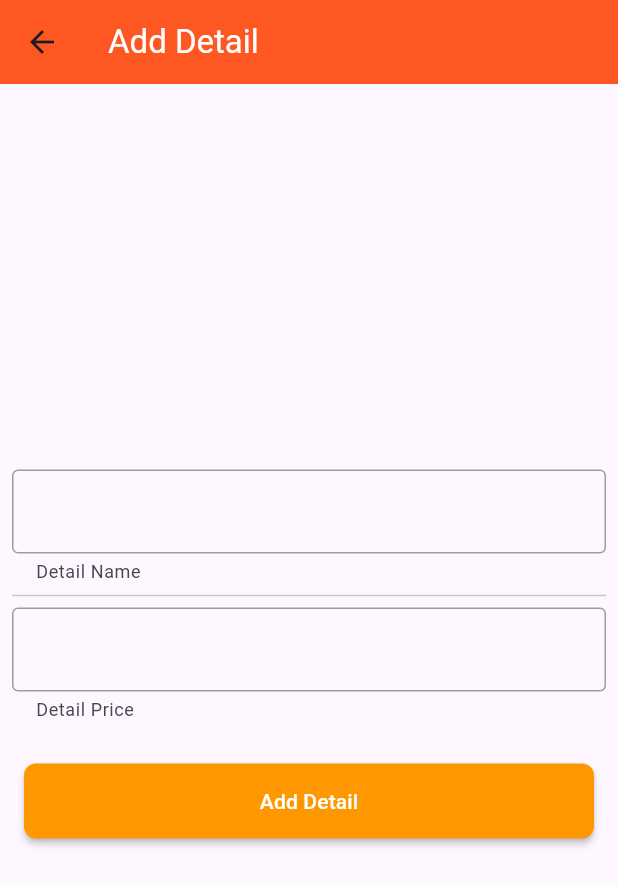
After one commit to H07739/dlivery_food, a Flutter app: the MealPlanAdminView screen opened directly, after a tap on "Add Detail", on a phone screen of 412 x 824 dp. The commit adds this screen. Shown: the top 885 px of the screen. Run offline on Flutter 3.47's test engine with Material 3 defaults, Android fonts, the phone set to English and light mode, and no system bars; our stand-ins replace badges, cached_network_image, get, iconsax, image_picker, shared_preferences and 1 more; missing offline and left inert: molten_navigationbar_flutter; accounts and stored records are empty.

Commit message:
detail add tam

```diff
--- /dev/null
+++ b/lib/Pages/home/function/get_food_detail.dart
@@ -0,0 +1,14 @@
+import 'package:my_project/Pages/home/model/food_detail_model.dart';
+import 'package:my_project/main.dart';
+import 'package:my_project/strings.dart';
+
+Future<List<FoodDetailModelX>> getFoodDetail() async {
+  try {
+    List<Map<String,dynamic>> foodResult = await supabase.from(Table_Detail).select('*');
+    print('foodResult is ${foodResult}');
+    return foodResult.map((food) => FoodDetailModelX.fromMap(food)).toList();
+  } catch (e) {
+    print('error getting food detail : $e');
+    rethrow;
+  }
+}
--- a/lib/Pages/home/model/food_detail_model.dart
+++ b/lib/Pages/home/model/food_detail_model.dart
@@ -1,11 +1,25 @@
-import 'package:flutter/material.dart';
+class FoodDetailModelX{
+  int id;
+  String name;
+  int price;
+  DateTime createdAt;
+  bool check = false;
 
-class FoodDetailModel {
-  String name;
-  double price;
-  bool check;
+  FoodDetailModelX({required this.id, required this.name, required this.price, required this.createdAt});
+  factory FoodDetailModelX.fromMap(Map<String,dynamic> json){
 
-  FoodDetailModel({required this.name, required this.price, required this.check});
+    return FoodDetailModelX(
+      id: json['id'],
+      name: json['name'],
+      price: json['price'],
+      createdAt: DateTime.parse(json['created_at'] as String),
+    );
+  }
 
-
+  Map<String, dynamic> toJson() {
+    return {
+      'name': name,
+      'price': price,
+    };
+  }
 }
--- a/lib/Pages/home/view/home_main.dart
+++ b/lib/Pages/home/view/home_main.dart
@@ -3,7 +3,6 @@ import 'package:my_project/Pages/home/function/getCategorys.dart';
 import 'package:my_project/Pages/home/function/getFood.dart';
 import 'package:my_project/Pages/home/model/food_model.dart';
 import 'package:my_project/Pages/home/widget/selectedCategory.dart';
-import 'package:my_project/Pages/shopping_cart/view/shopping_cart_view.dart';
 import 'package:my_project/widgets/FutureBuilderX.dart';
 import '../../../color.dart';
 import 'package:get/get.dart';
@@ -126,7 +125,7 @@ class HomeMain extends StatelessWidget {
                     },
 
                   ),
-                 // headerParts(),
+
                 ],
               ),
             ),
--- a/lib/Pages/shopping_cart/function/add_request.dart
+++ b/lib/Pages/shopping_cart/function/add_request.dart
@@ -25,7 +25,7 @@ Future<void> addRequest(
       'address':address
     }).select();
 
-    await addDetail(details: order.selectedExtras.value, count: order.count.value, idRequests: d[0]['id']);
+    await addDetail(details: order.selectedExtras.value, idRequests: d[0]['id']);
     print('Request added successfully! id: ${d[0]['id']}');
   } catch (error) {
     print('Error AddFoodCart : $error');
--- a/lib/Pages/shopping_cart/widget/shopping_cart_item.dart
+++ b/lib/Pages/shopping_cart/widget/shopping_cart_item.dart
@@ -29,9 +29,9 @@ class ShoppingCartItem extends StatelessWidget {
         backgroundImage: NetworkImage(orderModel.foodModel.image),
       ),
       children: [
-        ValueListenableBuilder<List<FoodDetailModel>>(
+        ValueListenableBuilder<List<FoodDetailModelX>>(
           valueListenable: orderModel.selectedExtras,
-          builder: (BuildContext context, List<FoodDetailModel> value,
+          builder: (BuildContext context, List<FoodDetailModelX> value,
               Widget? child) {
             return Column(
               children: [
--- /dev/null
+++ b/lib/admin/MealPlan/view/add_detail_view.dart
@@ -0,0 +1,118 @@
+import 'package:flutter/material.dart';
+import 'package:my_project/main.dart';
+import 'package:my_project/widgets/MaterialButtonX.dart';
+import '../../../strings.dart';
+
+class AddDetailView extends StatefulWidget {
+  AddDetailView({super.key});
+
+  @override
+  _AddDetailViewState createState() => _AddDetailViewState();
+}
+
+class _AddDetailViewState extends State<AddDetailView> {
+  TextEditingController detailNameController = TextEditingController();
+  TextEditingController detailPriceController = TextEditingController();
+
+  String? nameError;
+  String? priceError;
+
+  Future<void> _validateAndSubmit(ValueNotifier<bool> keyNotifier) async {
+    setState(() {
+      nameError = detailNameController.text.isEmpty ? "This field is required" : null;
+      priceError = detailPriceController.text.isEmpty ? "This field is required" : null;
+    });
+
+    if (nameError == null && priceError == null) {
+      try {
+        keyNotifier.value = true;
+
+        await supabase.from(Table_Detail).insert({
+          'name': detailNameController.text,
+          'price': detailPriceController.text,
+        });
+
+
+        detailNameController.clear();
+        detailPriceController.clear();
+
+
+        ScaffoldMessenger.of(context).showSnackBar(
+          SnackBar(content: Text('Add Detail successfully')),
+        );
+      } catch (e) {
+        ScaffoldMessenger.of(context).showSnackBar(
+          SnackBar(content: Text('Failed to add detail. Error: $e')),
+        );
+      } finally {
+        keyNotifier.value = false;
+      }
+    }
+  }
+
+
+  @override
+  Widget build(BuildContext context) {
+    return Scaffold(
+      appBar: AppBar(
+        title: Text(
+          'Add Detail',
+          style: TextStyle(color: Colors.white),
+        ),
+        backgroundColor: Colors.deepOrange,
+      ),
+      body: Padding(
+        padding: const EdgeInsets.all(8.0),
+        child: Column(
+          mainAxisAlignment: MainAxisAlignment.center,
+          children: [
+            SizedBox(width: double.infinity),
+            TextField(
+              keyboardType: TextInputType.text,
+              controller: detailNameController,
+              decoration: InputDecoration(
+                helperText: "Detail Name",
+                errorText: nameError,
+                enabledBorder: OutlineInputBorder(
+                  borderSide: BorderSide(color: Colors.grey),
+                ),
+                focusedBorder: OutlineInputBorder(
+                  borderSide: BorderSide(color: Colors.red),
+                ),
+              ),
+            ),
+            Divider(),
+            TextField(
+              keyboardType: TextInputType.number,
+              controller: detailPriceController,
+              decoration: InputDecoration(
+                helperText: "Detail Price",
+                errorText: priceError,
+                enabledBorder: OutlineInputBorder(
+                  borderSide: BorderSide(color: Colors.grey),
+                ),
+                focusedBorder: OutlineInputBorder(
+                  borderSide: BorderSide(color: Colors.red),
+                ),
+              ),
+            ),
+            SizedBox(height: 20),
+            Row(
+              children: [
+                Expanded(
+                  child: MaterialButtonX(
+                    text: Text(
+                      'Add Detail',
+                      style: TextStyle(color: Colors.white),
+                    ),
+                    onPressed: _validateAndSubmit,
+                  ),
+                ),
+              ],
+            ),
+          ],
+        ),
+      ),
+    );
+  }
+}
--- a/lib/admin/MealPlan/view/meal_plan_view.dart
+++ b/lib/admin/MealPlan/view/meal_plan_view.dart
@@ -1,6 +1,7 @@
 import 'package:flutter/material.dart';
 import 'package:get/get.dart';
 
+import 'add_detail_view.dart';
 import 'manger_orders_view.dart';
 
 class MealPlanAdminView extends StatelessWidget {
@@ -17,6 +18,12 @@ class MealPlanAdminView extends StatelessWidget {
           title: Text('Orders', style: TextStyle(fontWeight: FontWeight.bold)),
           trailing: Icon(Icons.arrow_forward),),
         Divider(),
+        ListTile(
+          onTap: ()=>Get.to(()=>AddDetailView()),
+          leading: Icon(Icons.details,color: Colors.green,),
+          title: Text('Add Detail', style: TextStyle(fontWeight: FontWeight.bold)),
+          trailing: Icon(Icons.arrow_forward),),
+        Divider(),
       ],),
     );
   }
--- a/lib/admin/MealPlan/widget/item_order_manger.dart
+++ b/lib/admin/MealPlan/widget/item_order_manger.dart
@@ -46,9 +46,9 @@ class ItemOrderManger extends StatelessWidget {
               Divider(),
               Text('Quantity : ${orderModel.foodCount}'),
               Divider(),
-              ValueListenableBuilder<List<FoodDetailModel>>(
+              ValueListenableBuilder<List<FoodDetailModelX>>(
                 valueListenable: orderModel.orderModel.selectedExtras,
-                builder: (BuildContext context, List<FoodDetailModel> value,
+                builder: (BuildContext context, List<FoodDetailModelX> value,
                     Widget? child) {
                   return Column(
                     children: [
--- a/lib/strings.dart
+++ b/lib/strings.dart
@@ -1,6 +1,4 @@
-import 'package:flutter/material.dart';
 
-import 'Pages/home/model/food_detail_model.dart';
 
 const String FoodData ='food_data';
 const String Table_Super_Admin="super_admin";
@@ -10,6 +8,8 @@ const String Table_Categorys="MenuItemCategory";
 const String Table_Food="food";
 const String Table_Food_Detail="menuItemSuplem";
 const String Table_Requests="Requests";
+const String Table_Detail="suplem";
+
 const List<String> items = [
   'Pending',
   'Confirmed',
```
Also changed, not shown: lib/Pages/home/view/food_detail_view.dart (+15 -4 lines), lib/Pages/meal_plan/function/get_requests.dart (+7 -6 lines), lib/Pages/meal_plan/widget/meal_plan_item.dart (+20 -3 lines), lib/Pages/shopping_cart/function/add_detail.dart (+6 -5 lines), lib/Pages/shopping_cart/model/FoodOrderModel.dart (+2 -9 lines).
